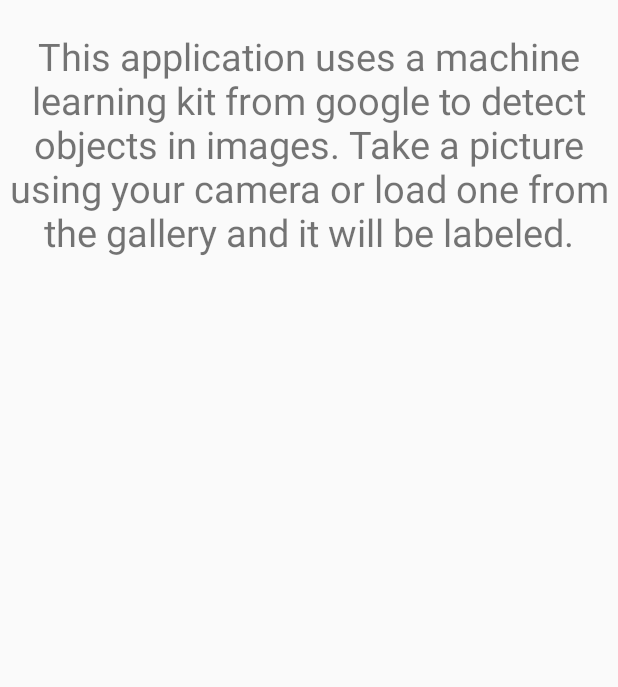
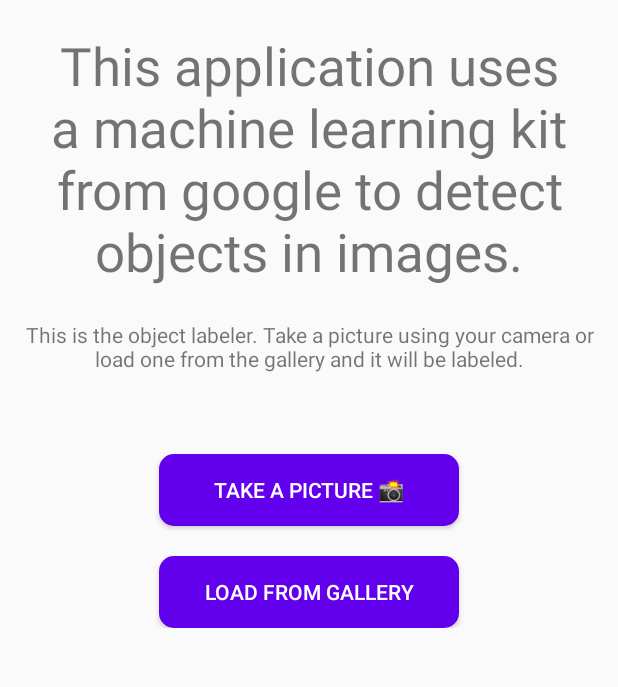
Before and after one commit to Giocaps-Uni/objectdetect, an Android app: the LabelerFragment screen opened through its navigation route, on a phone screen of 412 x 824 dp, the part 139-826 px from its top. Run offline under Robolectric (Android 15) with nearby library versions, the phone set to English and light mode, and no system bars.

Commit message:
Added buttons in labeler fragment

```diff
--- a/app/src/main/java/com/example/objectdetect/ButtonsFragment.java
+++ b/app/src/main/java/com/example/objectdetect/ButtonsFragment.java
@@ -2,6 +2,7 @@ package com.example.objectdetect;
 
 import android.os.Bundle;
 
+import androidx.annotation.NonNull;
 import androidx.fragment.app.Fragment;
 import androidx.navigation.Navigation;
 
@@ -66,15 +67,15 @@ public class ButtonsFragment extends Fragment implements View.OnClickListener {
     }
 
     @Override
-    public void onViewCreated(View view, Bundle savedInstanceState){
+    public void onViewCreated(@NonNull View view, Bundle savedInstanceState){
         super.onViewCreated(view, savedInstanceState);
-        Button buttonLabeler = getActivity().findViewById(R.id.button_labeler);
+        Button buttonLabeler = requireActivity().findViewById(R.id.button_labeler);
         buttonLabeler.setOnClickListener(this);
     }
 
     @Override
     public void onClick(View v) {
-        Log.v("BUTTONLABELER",""+ Navigation.findNavController(v));
+        Log.v("BUTTONLABELER", String.valueOf(Navigation.findNavController(v)));
         Navigation.findNavController(v).navigate(R.id.action_buttonsFragment_to_labelerFragment2);
     }
 }
--- a/app/src/main/java/com/example/objectdetect/LabelerFragment.java
+++ b/app/src/main/java/com/example/objectdetect/LabelerFragment.java
@@ -1,12 +1,18 @@
 package com.example.objectdetect;
 
+import android.content.Intent;
 import android.os.Bundle;
 
+import androidx.annotation.NonNull;
 import androidx.fragment.app.Fragment;
+import androidx.navigation.Navigation;
 
+import android.provider.MediaStore;
+import android.util.Log;
 import android.view.LayoutInflater;
 import android.view.View;
 import android.view.ViewGroup;
+import android.widget.Button;
 
 /**
  * A simple {@link Fragment} subclass.
@@ -61,4 +67,15 @@ public class LabelerFragment extends Fragment {
         // Inflate the layout for this fragment
         return inflater.inflate(R.layout.fragment_labeler, container, false);
     }
+
+    @Override
+    public void onViewCreated(@NonNull View view, Bundle savedInstanceState){
+        super.onViewCreated(view, savedInstanceState);
+        Button cameraButton = requireActivity().findViewById(R.id.labeler_camera_button);
+        //cameraButton.setOnClickListener(this);
+        Button galleryButton = requireActivity().findViewById(R.id.labeler_gallery_button);
+        //galleryButton.setOnClickListener(this);
+    }
+
+
 }
--- a/app/src/main/res/drawable/button_labeler.xml
+++ b/app/src/main/res/drawable/buttons_style.xml
@@ -3,7 +3,7 @@
     <item>
         <shape android:shape="rectangle"  >
             <solid android:color="#6200ee"/>
-            <corners android:radius="30dip" />
+            <corners android:radius="10dip" />
         </shape>
     </item>
 </selector>
--- a/app/src/main/res/layout/activity_main.xml
+++ b/app/src/main/res/layout/activity_main.xml
@@ -33,6 +33,7 @@
             android:id="@+id/app_explain"
             android:layout_width="match_parent"
             android:layout_height="173dp"
+            android:layout_marginHorizontal="10dp"
             android:layout_marginTop="20dp"
             android:autoSizeTextType="uniform"
             android:text="@string/app_explain"
@@ -43,11 +44,12 @@
             android:id="@+id/fragmentContainerView"
             android:name="androidx.navigation.fragment.NavHostFragment"
             android:layout_width="match_parent"
-            android:layout_height="match_parent"
+            android:layout_height="wrap_content"
             android:layout_gravity="center_horizontal"
             android:layout_marginTop="20dp"
             app:defaultNavHost="true"
             app:navGraph="@navigation/nav_graph"
             tools:layout="@layout/fragment_buttons" />
     </LinearLayout>
+
 </androidx.constraintlayout.widget.ConstraintLayout>
--- a/app/src/main/res/layout/fragment_buttons.xml
+++ b/app/src/main/res/layout/fragment_buttons.xml
@@ -11,7 +11,7 @@
         android:layout_width="300dp"
         android:layout_height="120dp"
         android:layout_gravity="center_horizontal"
-        android:background="@drawable/button_labeler"
+        android:background="@drawable/buttons_style"
         android:text="@string/go_to_labeler"
         android:textColor="@color/white"
         android:textSize="34sp" />
--- a/app/src/main/res/layout/fragment_labeler.xml
+++ b/app/src/main/res/layout/fragment_labeler.xml
@@ -5,4 +5,37 @@
     android:layout_height="match_parent"
     tools:context=".LabelerFragment">
 
+    <LinearLayout
+        android:layout_width="match_parent"
+        android:layout_height="match_parent"
+        android:orientation="vertical">
+
+        <TextView
+            android:id="@+id/fragmentLabelerTextView"
+            android:layout_width="match_parent"
+            android:layout_height="69dp"
+            android:layout_marginHorizontal="10dp"
+            android:text="@string/fragment_labeler"
+            android:textAlignment="center" />
+
+        <Button
+            android:id="@+id/labeler_camera_button"
+            android:layout_width="200dp"
+            android:layout_height="wrap_content"
+            android:layout_gravity="center"
+            android:layout_marginTop="20dp"
+            android:background="@drawable/buttons_style"
+            android:text="@string/labeler_camera_button_string"
+            android:textColor="@color/white" />
+
+        <Button
+            android:id="@+id/labeler_gallery_button"
+            android:layout_width="200dp"
+            android:layout_height="wrap_content"
+            android:layout_gravity="center_horizontal"
+            android:layout_marginTop="20dp"
+            android:background="@drawable/buttons_style"
+            android:text="@string/labeler_gallery_button_string"
+            android:textColor="@color/white" />
+    </LinearLayout>
 </FrameLayout>
--- a/app/src/main/res/values/strings.xml
+++ b/app/src/main/res/values/strings.xml
@@ -4,9 +4,14 @@
     </string>
     <string name="app_explain">
         This application uses a machine learning kit from google
-        to detect objects in images. Take a picture using your
+        to detect objects in images.
+    </string>
+    <string name="go_to_labeler">Go to \n Labeler</string>
+    <string name="close_button_string">Close App</string>
+    <string name="fragment_labeler">
+        This is the object labeler. Take a picture using your
         camera or load one from the gallery and it will be labeled.
     </string>
-    <string name="go_to_labeler">Go to \n Labeler</string>
-    <!-- TODO: Remove or change this placeholder text -->
+    <string name="labeler_camera_button_string">Take a picture &#128248;</string>
+    <string name="labeler_gallery_button_string">Load from gallery </string>
 </resources>
```
Also changed, not shown: 1 other file.
